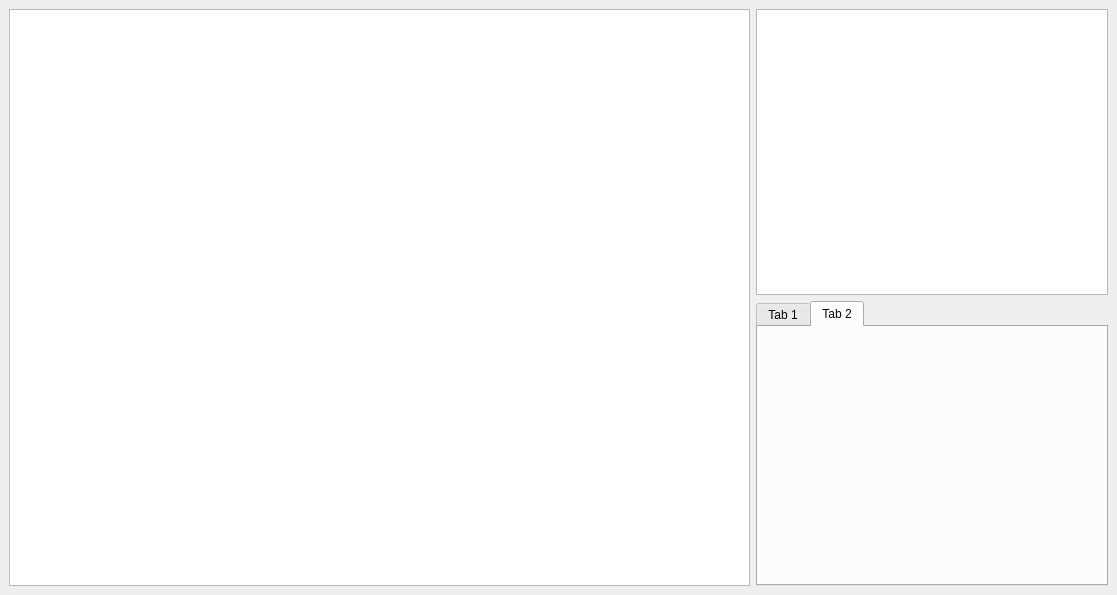
Old version of the form neronet/neronetgui.ui in the repository sjjsy/neronet.
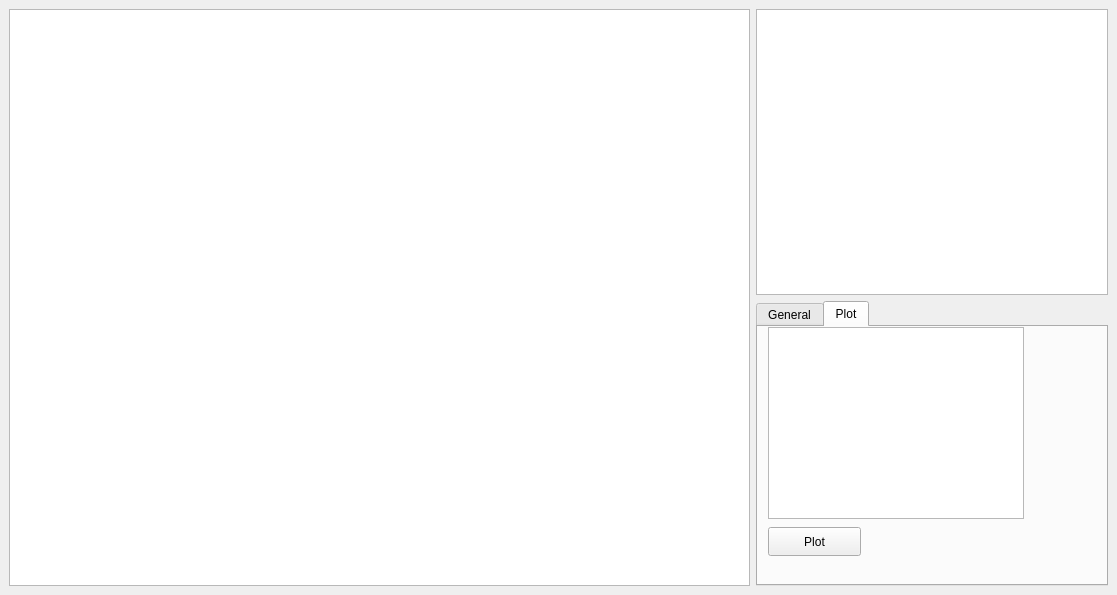
New version of the form. The open tabs and pages were chosen to show the change.

Commit message: preparing plot

Diff of the .ui file:
```diff
--- a/neronet/neronetgui.ui
+++ b/neronet/neronetgui.ui
@@ -37,7 +37,7 @@
       </property>
       <widget class="QWidget" name="tab">
        <attribute name="title">
-        <string>Tab 1</string>
+        <string>General</string>
        </attribute>
        <widget class="QListWidget" name="clusters">
         <property name="geometry">
@@ -199,8 +199,37 @@
       </widget>
       <widget class="QWidget" name="tab_2">
        <attribute name="title">
-        <string>Tab 2</string>
+        <string>Plot</string>
        </attribute>
+       <widget class="QListWidget" name="PlotParamTable">
+        <property name="geometry">
+         <rect>
+          <x>10</x>
+          <y>0</y>
+          <width>256</width>
+          <height>192</height>
+         </rect>
+        </property>
+        <property name="editTriggers">
+         <set>QAbstractItemView::NoEditTriggers</set>
+        </property>
+        <property name="selectionMode">
+         <enum>QAbstractItemView::ExtendedSelection</enum>
+        </property>
+       </widget>
+       <widget class="QPushButton" name="plot_btn">
+        <property name="geometry">
+         <rect>
+          <x>10</x>
+          <y>200</y>
+          <width>93</width>
+          <height>29</height>
+         </rect>
+        </property>
+        <property name="text">
+         <string>Plot</string>
+        </property>
+       </widget>
       </widget>
      </widget>
     </item>
```
Left out of the diff: 2 changed lines with no effect on the pictures. The commit also changes 2 other files.
